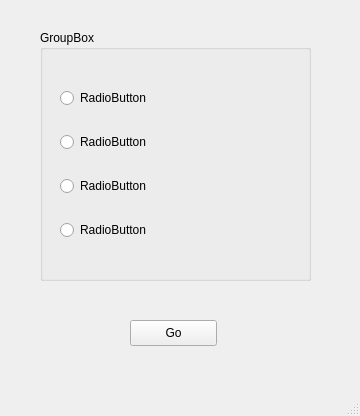
Qt form Ex_Info/mainwin.ui (Xabertooth/Qt-app) before a commit.
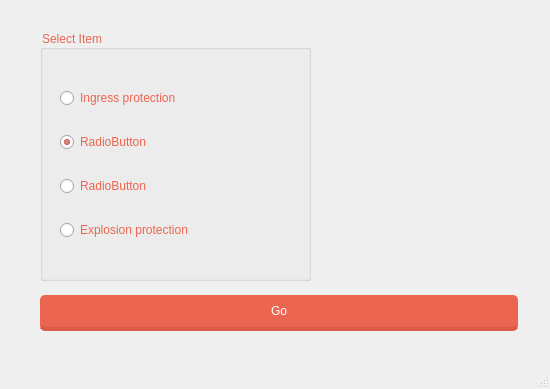
The same form after that commit.

```diff
--- a/Ex_Info/mainwin.ui
+++ b/Ex_Info/mainwin.ui
@@ -6,8 +6,8 @@
    <rect>
     <x>0</x>
     <y>0</y>
-    <width>360</width>
-    <height>416</height>
+    <width>550</width>
+    <height>389</height>
    </rect>
   </property>
   <property name="windowTitle">
@@ -23,8 +23,12 @@
       <height>251</height>
      </rect>
     </property>
+    <property name="styleSheet">
+     <string notr="true">color: rgba(236, 101, 80, 1);
+text-shadow: #454545 0 0 2px;</string>
+    </property>
     <property name="title">
-     <string>GroupBox</string>
+     <string>Select Item</string>
     </property>
     <widget class="QWidget" name="verticalLayoutWidget">
      <property name="geometry">
@@ -38,8 +42,17 @@
      <layout class="QVBoxLayout" name="verticalLayout">
       <item>
        <widget class="QRadioButton" name="radioButton_2">
+        <property name="styleSheet">
+         <string notr="true"/>
+        </property>
         <property name="text">
-         <string>RadioButton</string>
+         <string>Ingress protection</string>
+        </property>
+        <property name="checkable">
+         <bool>true</bool>
+        </property>
+        <property name="checked">
+         <bool>false</bool>
         </property>
        </widget>
       </item>
@@ -48,6 +61,12 @@
         <property name="text">
          <string>RadioButton</string>
         </property>
+        <property name="checkable">
+         <bool>true</bool>
+        </property>
+        <property name="checked">
+         <bool>true</bool>
+        </property>
        </widget>
       </item>
       <item>
@@ -60,7 +79,7 @@
       <item>
        <widget class="QRadioButton" name="radioButton">
         <property name="text">
-         <string>RadioButton</string>
+         <string>Explosion protection</string>
         </property>
        </widget>
       </item>
@@ -70,16 +89,44 @@
    <widget class="QPushButton" name="pushButton">
     <property name="geometry">
      <rect>
-      <x>130</x>
-      <y>320</y>
-      <width>87</width>
-      <height>26</height>
+      <x>40</x>
+      <y>290</y>
+      <width>481</width>
+      <height>41</height>
      </rect>
     </property>
+    <property name="styleSheet">
+     <string notr="true">float:right;
+margin-right: 3%;
+margin-top: 5px;
+border-radius: 5px;
+-moz-border-radius: 5px;
+-webkit-border-radius: 5px;
+padding: 5px 9px;
+font-size: 1.2em;
+background-color: rgba(236, 101, 80, 1);
+text-shadow: #454545 0 0 2px;
+border-bottom: 4px solid rgba(217, 91, 72, 1);
+color:white;
+font-family: 'Roboto Slab', serif;</string>
+    </property>
     <property name="text">
      <string>Go</string>
     </property>
    </widget>
+   <widget class="QLabel" name="image">
+    <property name="geometry">
+     <rect>
+      <x>340</x>
+      <y>90</y>
+      <width>181</width>
+      <height>141</height>
+     </rect>
+    </property>
+    <property name="text">
+     <string/>
+    </property>
+   </widget>
   </widget>
   <widget class="QMenuBar" name="menubar">
    <property name="geometry">
```
Left out of the diff: 2 changed lines with no effect on the pictures.
